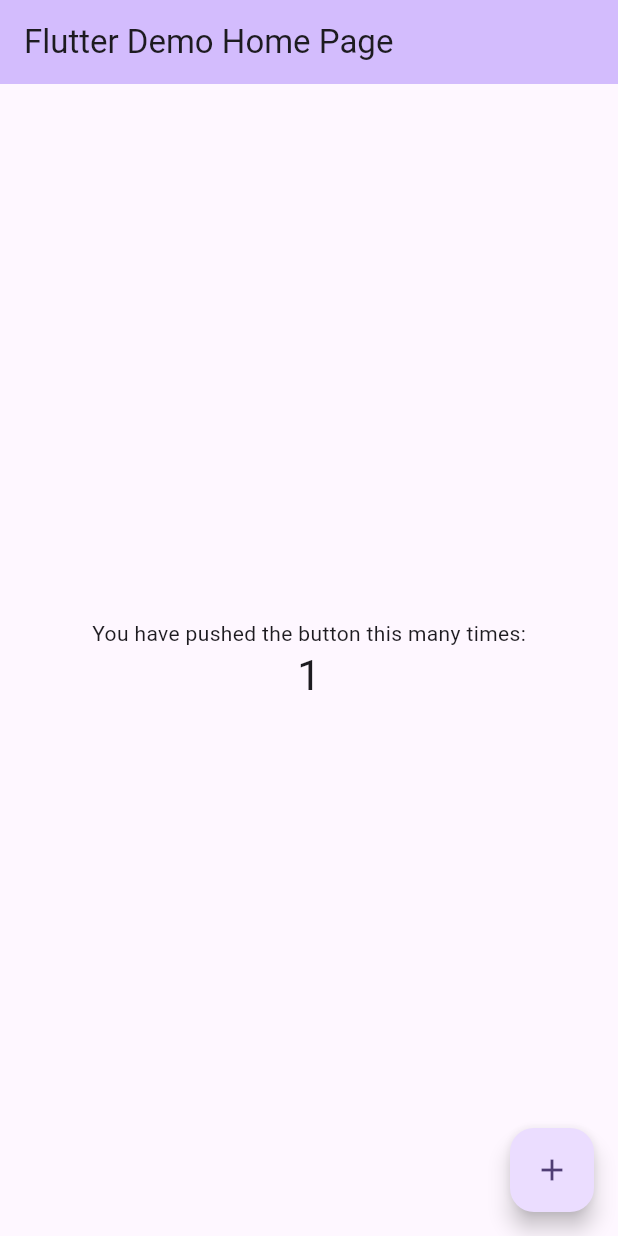
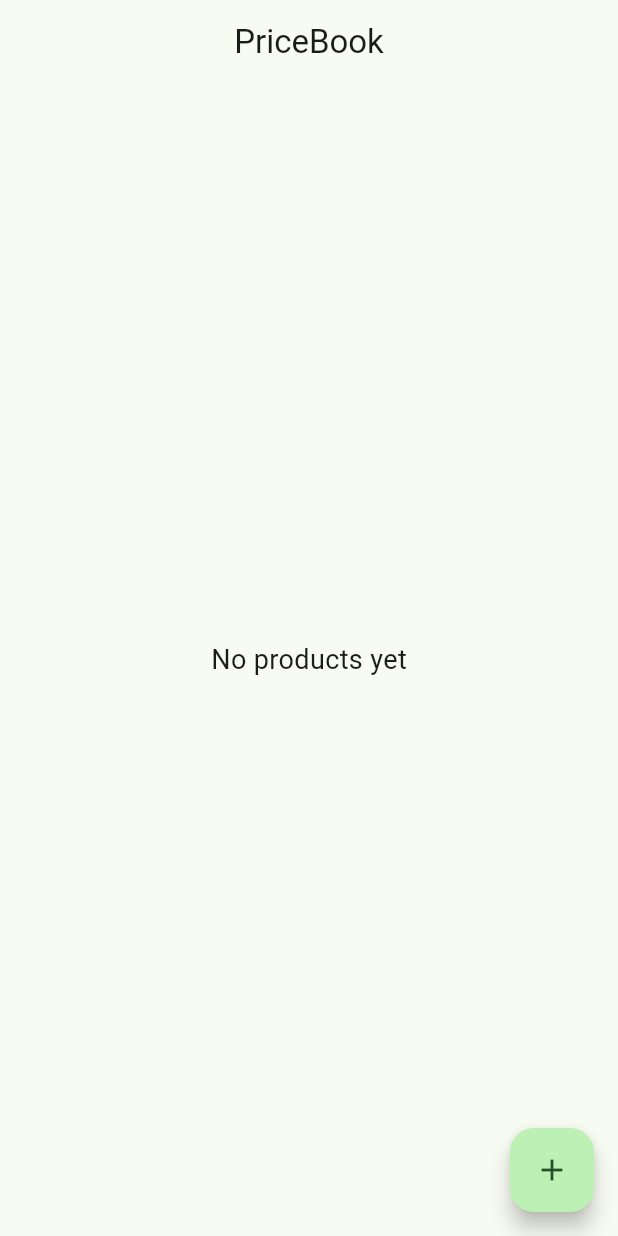
Before and after one commit to elrider-stack/pricebook, a Flutter app: the screen it shows after launch, after a tap on the "add" icon, on a phone screen of 412 x 824 dp. Run offline on Flutter 3.47's test engine with Material 3 defaults, Android fonts, the phone set to English and light mode, and no system bars; our stand-ins replace sqflite; accounts and stored records are empty.

Commit message:
Create home screen

```diff
--- a/lib/main.dart
+++ b/lib/main.dart
@@ -1,122 +1,23 @@
 import 'package:flutter/material.dart';
 
+import 'screens/home_screen.dart';
+
 void main() {
-  runApp(const MyApp());
+  runApp(const PriceBookApp());
 }
 
-class MyApp extends StatelessWidget {
-  const MyApp({super.key});
+class PriceBookApp extends StatelessWidget {
+  const PriceBookApp({super.key});
 
-  // This widget is the root of your application.
   @override
   Widget build(BuildContext context) {
     return MaterialApp(
-      title: 'Flutter Demo',
+      debugShowCheckedModeBanner: false,
+      title: 'PriceBook',
       theme: ThemeData(
-        // This is the theme of your application.
-        //
-        // TRY THIS: Try running your application with "flutter run". You'll see
-        // the application has a purple toolbar. Then, without quitting the app,
-        // try changing the seedColor in the colorScheme below to Colors.green
-        // and then invoke "hot reload" (save your changes or press the "hot
-        // reload" button in a Flutter-supported IDE, or press "r" if you used
-        // the command line to start the app).
-        //
-        // Notice that the counter didn't reset back to zero; the application
-        // state is not lost during the reload. To reset the state, use hot
-        // restart instead.
-        //
-        // This works for code too, not just values: Most code changes can be
-        // tested with just a hot reload.
-        colorScheme: .fromSeed(seedColor: Colors.deepPurple),
+        colorScheme: ColorScheme.fromSeed(seedColor: Colors.green),
       ),
-      home: const MyHomePage(title: 'Flutter Demo Home Page'),
+      home: const HomeScreen(),
     );
   }
 }
-
-class MyHomePage extends StatefulWidget {
-  const MyHomePage({super.key, required this.title});
-
-  // This widget is the home page of your application. It is stateful, meaning
-  // that it has a State object (defined below) that contains fields that affect
-  // how it looks.
-
-  // This class is the configuration for the state. It holds the values (in this
-  // case the title) provided by the parent (in this case the App widget) and
-  // used by the build method of the State. Fields in a Widget subclass are
-  // always marked "final".
-
-  final String title;
-
-  @override
-  State<MyHomePage> createState() => _MyHomePageState();
-}
-
-class _MyHomePageState extends State<MyHomePage> {
-  int _counter = 0;
-
-  void _incrementCounter() {
-    setState(() {
-      // This call to setState tells the Flutter framework that something has
-      // changed in this State, which causes it to rerun the build method below
-      // so that the display can reflect the updated values. If we changed
-      // _counter without calling setState(), then the build method would not be
-      // called again, and so nothing would appear to happen.
-      _counter++;
-    });
-  }
-
-  @override
-  Widget build(BuildContext context) {
-    // This method is rerun every time setState is called, for instance as done
-    // by the _incrementCounter method above.
-    //
-    // The Flutter framework has been optimized to make rerunning build methods
-    // fast, so that you can just rebuild anything that needs updating rather
-    // than having to individually change instances of widgets.
-    return Scaffold(
-      appBar: AppBar(
-        // TRY THIS: Try changing the color here to a specific color (to
-        // Colors.amber, perhaps?) and trigger a hot reload to see the AppBar
-        // change color while the other colors stay the same.
-        backgroundColor: Theme.of(context).colorScheme.inversePrimary,
-        // Here we take the value from the MyHomePage object that was created by
-        // the App.build method, and use it to set our appbar title.
-        title: Text(widget.title),
-      ),
-      body: Center(
-        // Center is a layout widget. It takes a single child and positions it
-        // in the middle of the parent.
-        child: Column(
-          // Column is also a layout widget. It takes a list of children and
-          // arranges them vertically. By default, it sizes itself to fit its
-          // children horizontally, and tries to be as tall as its parent.
-          //
-          // Column has various properties to control how it sizes itself and
-          // how it positions its children. Here we use mainAxisAlignment to
-          // center the children vertically; the main axis here is the vertical
-          // axis because Columns are vertical (the cross axis would be
-          // horizontal).
-          //
-          // TRY THIS: Invoke "debug painting" (choose the "Toggle Debug Paint"
-          // action in the IDE, or press "p" in the console), to see the
-          // wireframe for each widget.
-          mainAxisAlignment: .center,
-          children: [
-            const Text('You have pushed the button this many times:'),
-            Text(
-              '$_counter',
-              style: Theme.of(context).textTheme.headlineMedium,
-            ),
-          ],
-        ),
-      ),
-      floatingActionButton: FloatingActionButton(
-        onPressed: _incrementCounter,
-        tooltip: 'Increment',
-        child: const Icon(Icons.add),
-      ),
-    );
-  }
-}
--- /dev/null
+++ b/lib/screens/home_screen.dart
@@ -0,0 +1,19 @@
+import 'package:flutter/material.dart';
+
+class HomeScreen extends StatelessWidget {
+  const HomeScreen({super.key});
+
+  @override
+  Widget build(BuildContext context) {
+    return Scaffold(
+      appBar: AppBar(title: const Text('PriceBook'), centerTitle: true),
+      body: const Center(
+        child: Text('No products yet', style: TextStyle(fontSize: 18)),
+      ),
+      floatingActionButton: FloatingActionButton(
+        onPressed: () {},
+        child: const Icon(Icons.add),
+      ),
+    );
+  }
+}
```
Also changed, not shown: 1 other file.
